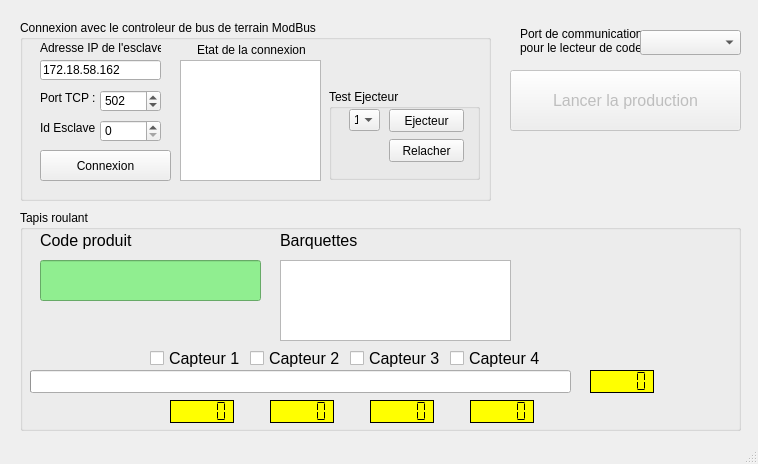
Quentin2512/Barquette, file mainwindow.ui: the form before one commit.
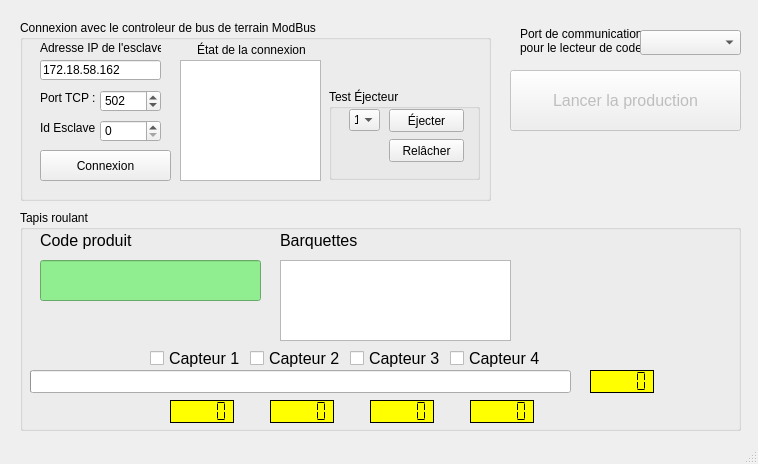
The form after the commit.

What changed in the file:
```diff
--- a/mainwindow.ui
+++ b/mainwindow.ui
@@ -107,7 +107,7 @@
       </rect>
      </property>
      <property name="text">
-      <string>Etat de la connexion</string>
+      <string>État de la connexion</string>
      </property>
      <property name="alignment">
       <set>Qt::AlignCenter</set>
@@ -133,7 +133,7 @@
       </rect>
      </property>
      <property name="title">
-      <string>Test Ejecteur</string>
+      <string>Test Éjecteur</string>
      </property>
      <widget class="QComboBox" name="comboBox_ejecteur">
       <property name="geometry">
@@ -175,7 +175,7 @@
        </rect>
       </property>
       <property name="text">
-       <string>Ejecteur</string>
+       <string>Éjecter</string>
       </property>
      </widget>
      <widget class="QPushButton" name="pushButton_relacher">
@@ -188,7 +188,7 @@
        </rect>
       </property>
       <property name="text">
-       <string>Relacher</string>
+       <string>Relâcher</string>
       </property>
      </widget>
     </widget>
```
